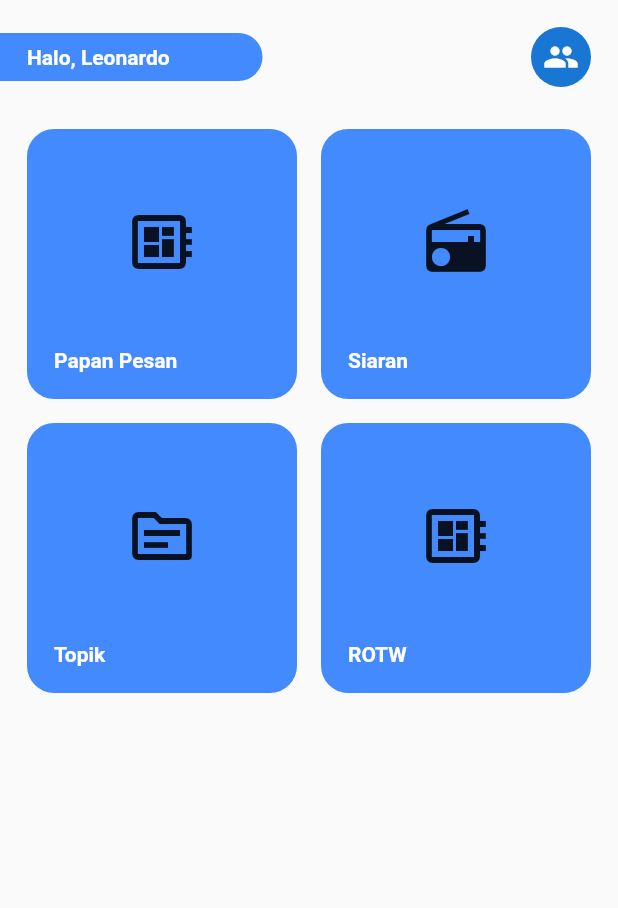
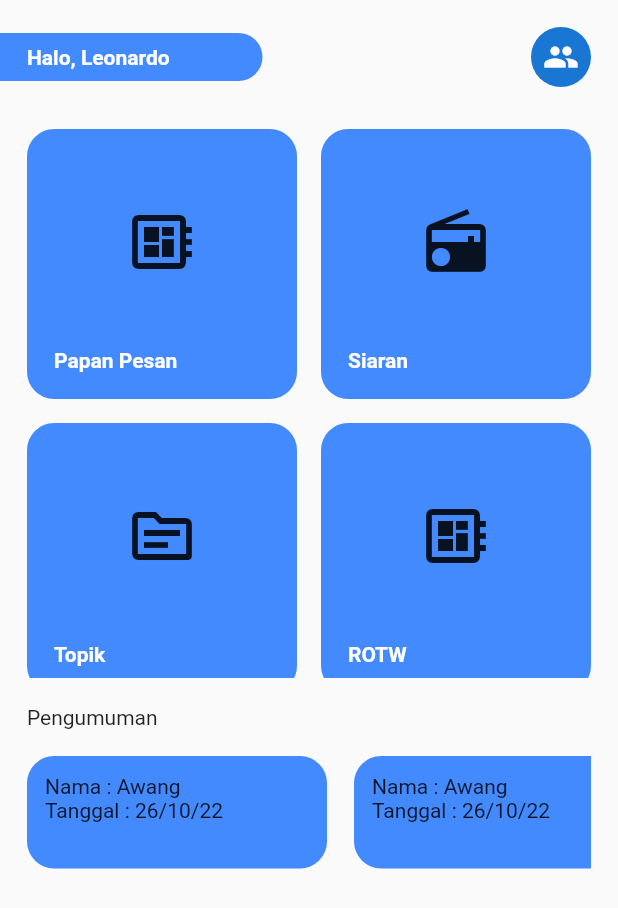
Before and after one commit to hoesk1ee/radio_valore, a Flutter app: the screen it shows after launch, on a phone screen of 412 x 824 dp. Shown: the top 908 px of the screen. Run offline on Flutter 3.47's test engine with Material 2 defaults, Android fonts, the phone set to English and light mode, and no system bars.

Commit message:
CHange UI

```diff
--- a/lib/pages/main_page.dart
+++ b/lib/pages/main_page.dart
@@ -12,7 +12,8 @@ class _MainPageState extends State<MainPage> {
   @override
   Widget build(BuildContext context) {
     return Scaffold(
-      body: Padding(
+      body: SingleChildScrollView(
+        child: Padding(
           padding: const EdgeInsets.only(right: 18.0, top: 18, bottom: 18),
           child: SafeArea(
             child: Column(
@@ -51,8 +52,8 @@ class _MainPageState extends State<MainPage> {
                     )
                   ],
                 ),
-              Expanded(
-                flex: 1,
+                SizedBox(
+                  height: MediaQuery.of(context).size.height/2,
                   child: Padding(
                     padding:
                         const EdgeInsets.only(left: 18.0, top: 28, bottom: 18),
@@ -81,13 +82,108 @@ class _MainPageState extends State<MainPage> {
                     ),
                   ),
                 ),
+                Container(
+                  margin: EdgeInsets.only(left: 18),
+                  child: Column(
+                    crossAxisAlignment: CrossAxisAlignment.start,
+                    children: [
+                      Text("Pengumuman"),
+                      SizedBox(height: 18,),
+                      SizedBox(
+                        height: 75,
+                        child: ListView(
+                          scrollDirection: Axis.horizontal,
+                          children: [
+                            Container(
+                              margin: EdgeInsets.only(right: 18),
+                              height: 75,
+                              width: 200,
+                              decoration: BoxDecoration(
+                                color: Colors.blueAccent,
+                                borderRadius: BorderRadius.circular(18),
+                              ),
+                              child: Padding(
+                                padding: const EdgeInsets.all(12.0),
+                                child: Column(
+                                  crossAxisAlignment: CrossAxisAlignment.start,
+                                  children: [
+                                    Text("Nama : Awang"),
+                                    Text("Tanggal : 26/10/22")
                                   ],
+                                ),
+                              ),
+                            ),
+                            Container(
+                              margin: EdgeInsets.only(right: 18),
+                              height: 75,
+                              width: 200,
+                              decoration: BoxDecoration(
+                                color: Colors.blueAccent,
+                                borderRadius: BorderRadius.circular(18),
+                              ),
+                              child: Padding(
+                                padding: const EdgeInsets.all(12.0),
+                                child: Column(
+                                  crossAxisAlignment: CrossAxisAlignment.start,
+                                  children: [
+                                    Text("Nama : Awang"),
+                                    Text("Tanggal : 26/10/22")
+                                  ],
+                                ),
+                              ),
+                            ),
+                            Container(
+                              margin: EdgeInsets.only(right: 18),
+                              height: 75,
+                              width: 200,
+                              decoration: BoxDecoration(
+                                color: Colors.blueAccent,
+                                borderRadius: BorderRadius.circular(18),
+                              ),
+                              child: Padding(
+                                padding: const EdgeInsets.all(12.0),
+                                child: Column(
+                                  crossAxisAlignment: CrossAxisAlignment.start,
+                                  children: [
+                                    Text("Nama : Awang"),
+                                    Text("Tanggal : 26/10/22")
+                                  ],
+                                ),
+                              ),
+                            ),
+                          ],
+                        ),
+                      )
+                    ],
+                  ),
+                )
+              ],
+            ),
           ),
         ),
       ),
     );
   }
 }
+
+//Container(
+//                       height: 75,
+//                       width: double.infinity,
+//                       decoration: BoxDecoration(
+//                         color: Colors.blueAccent,
+//                         borderRadius: BorderRadius.circular(18),
+//                       ),
+//                       child: Padding(
+//                         padding: const EdgeInsets.all(12.0),
+//                         child: Column(
+//                           crossAxisAlignment: CrossAxisAlignment.start,
+//                           children: [
+//                             Text("Nama : Awang"),
+//                             Text("Tanggal : 26/10/22")
+//                           ],
+//                         ),
+//                       ),
+//                     ),
 
 //showDialog(
 //                                   context: context,
```
Lines whose indentation alone changed are shown as unchanged.
